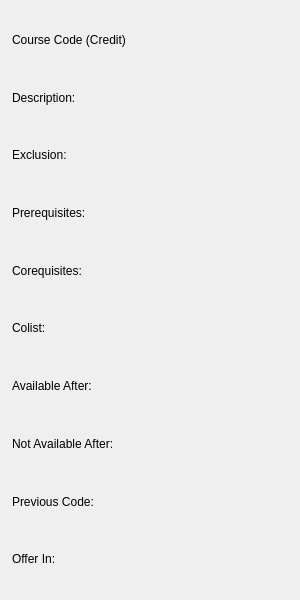
The window that CourseDependencyGraph/ui/CourseInfoWidget.ui (tsznokwong/CourseDependencyGraph) describes before a commit, drawn with Qt 5.
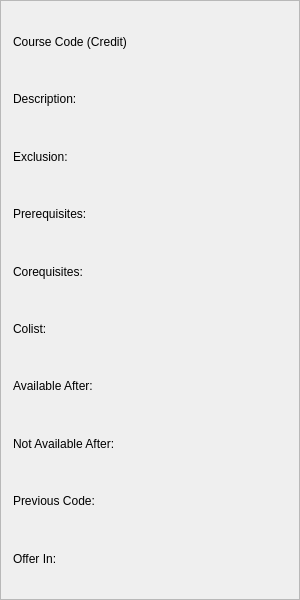
The same window after the commit.

Commit message: changed courseInfoWidget to allow scrolling

```diff
--- a/CourseDependencyGraph/ui/CourseInfoWidget.ui
+++ b/CourseDependencyGraph/ui/CourseInfoWidget.ui
@@ -22,21 +22,65 @@
   <property name="autoFillBackground">
    <bool>true</bool>
   </property>
-  <widget class="QWidget" name="verticalLayoutWidget">
+  <layout class="QGridLayout" name="gridLayout_2">
+   <property name="leftMargin">
+    <number>0</number>
+   </property>
+   <property name="topMargin">
+    <number>0</number>
+   </property>
+   <property name="rightMargin">
+    <number>0</number>
+   </property>
+   <property name="bottomMargin">
+    <number>0</number>
+   </property>
+   <item row="0" column="0">
+    <widget class="QScrollArea" name="scrollArea">
+     <property name="widgetResizable">
+      <bool>true</bool>
+     </property>
+     <widget class="QWidget" name="scrollAreaWidgetContents">
    <property name="geometry">
     <rect>
      <x>0</x>
-     <y>-1</y>
-     <width>301</width>
-     <height>601</height>
-    </rect>
-   </property>
-   <layout class="QVBoxLayout" name="verticalLayout">
+        <y>0</y>
+        <width>275</width>
+        <height>598</height>
+       </rect>
+      </property>
+      <property name="sizePolicy">
+       <sizepolicy hsizetype="Maximum" vsizetype="Expanding">
+        <horstretch>0</horstretch>
+        <verstretch>0</verstretch>
+       </sizepolicy>
+      </property>
+      <property name="maximumSize">
+       <size>
+        <width>275</width>
+        <height>16777215</height>
+       </size>
+      </property>
+      <layout class="QGridLayout" name="gridLayout">
+       <property name="leftMargin">
+        <number>0</number>
+       </property>
+       <property name="topMargin">
+        <number>0</number>
+       </property>
+       <property name="rightMargin">
+        <number>0</number>
+       </property>
+       <property name="bottomMargin">
+        <number>0</number>
+       </property>
+       <item row="0" column="0">
+        <layout class="QVBoxLayout" name="verticalLayout" stretch="1,1,1,1,1,1,1,1,1,1">
     <property name="spacing">
      <number>0</number>
     </property>
     <property name="sizeConstraint">
-     <enum>QLayout::SetDefaultConstraint</enum>
+          <enum>QLayout::SetMaximumSize</enum>
     </property>
     <property name="leftMargin">
      <number>12</number>
@@ -53,7 +97,7 @@
     <item>
      <widget class="QLabel" name="courseLabel">
       <property name="sizePolicy">
-       <sizepolicy hsizetype="Preferred" vsizetype="Preferred">
+            <sizepolicy hsizetype="Preferred" vsizetype="Expanding">
         <horstretch>0</horstretch>
         <verstretch>0</verstretch>
        </sizepolicy>
@@ -65,6 +109,12 @@
     </item>
     <item>
      <widget class="QLabel" name="descriptionLabel">
+           <property name="sizePolicy">
+            <sizepolicy hsizetype="Preferred" vsizetype="Expanding">
+             <horstretch>0</horstretch>
+             <verstretch>0</verstretch>
+            </sizepolicy>
+           </property>
       <property name="text">
        <string>Description: </string>
       </property>
@@ -78,6 +128,12 @@
     </item>
     <item>
      <widget class="QLabel" name="exclusionLabel">
+           <property name="sizePolicy">
+            <sizepolicy hsizetype="Preferred" vsizetype="Expanding">
+             <horstretch>0</horstretch>
+             <verstretch>0</verstretch>
+            </sizepolicy>
+           </property>
       <property name="text">
        <string>Exclusion: </string>
       </property>
@@ -91,6 +147,12 @@
     </item>
     <item>
      <widget class="QLabel" name="prerequisiteLabel">
+           <property name="sizePolicy">
+            <sizepolicy hsizetype="Preferred" vsizetype="Expanding">
+             <horstretch>0</horstretch>
+             <verstretch>0</verstretch>
+            </sizepolicy>
+           </property>
       <property name="text">
        <string>Prerequisites:</string>
       </property>
@@ -104,6 +166,12 @@
     </item>
     <item>
      <widget class="QLabel" name="corequisiteLabel">
+           <property name="sizePolicy">
+            <sizepolicy hsizetype="Preferred" vsizetype="Expanding">
+             <horstretch>0</horstretch>
+             <verstretch>0</verstretch>
+            </sizepolicy>
+           </property>
       <property name="text">
        <string>Corequisites:</string>
       </property>
@@ -117,6 +185,12 @@
     </item>
     <item>
      <widget class="QLabel" name="colistLabel">
+           <property name="sizePolicy">
+            <sizepolicy hsizetype="Preferred" vsizetype="Expanding">
+             <horstretch>0</horstretch>
+             <verstretch>0</verstretch>
+            </sizepolicy>
+           </property>
       <property name="text">
        <string>Colist:</string>
       </property>
@@ -130,6 +204,12 @@
     </item>
     <item>
      <widget class="QLabel" name="availableAfterLabel">
+           <property name="sizePolicy">
+            <sizepolicy hsizetype="Preferred" vsizetype="Expanding">
+             <horstretch>0</horstretch>
+             <verstretch>0</verstretch>
+            </sizepolicy>
+           </property>
       <property name="text">
        <string>Available After:</string>
       </property>
@@ -143,6 +223,12 @@
     </item>
     <item>
      <widget class="QLabel" name="notAvailableAfterLabel">
+           <property name="sizePolicy">
+            <sizepolicy hsizetype="Preferred" vsizetype="Expanding">
+             <horstretch>0</horstretch>
+             <verstretch>0</verstretch>
+            </sizepolicy>
+           </property>
       <property name="text">
        <string>Not Available After:</string>
       </property>
@@ -156,6 +242,12 @@
     </item>
     <item>
      <widget class="QLabel" name="previousCodeLabel">
+           <property name="sizePolicy">
+            <sizepolicy hsizetype="Preferred" vsizetype="Expanding">
+             <horstretch>0</horstretch>
+             <verstretch>0</verstretch>
+            </sizepolicy>
+           </property>
       <property name="text">
        <string>Previous Code: </string>
       </property>
@@ -163,6 +255,12 @@
     </item>
     <item>
      <widget class="QLabel" name="offerInLabel">
+           <property name="sizePolicy">
+            <sizepolicy hsizetype="Preferred" vsizetype="Expanding">
+             <horstretch>0</horstretch>
+             <verstretch>0</verstretch>
+            </sizepolicy>
+           </property>
       <property name="text">
        <string>Offer In:</string>
       </property>
@@ -175,7 +273,12 @@
      </widget>
     </item>
    </layout>
-  </widget>
+       </item>
+      </layout>
+     </widget>
+    </widget>
+   </item>
+  </layout>
  </widget>
  <resources/>
  <connections/>
```
Lines whose indentation alone changed are shown as unchanged.
